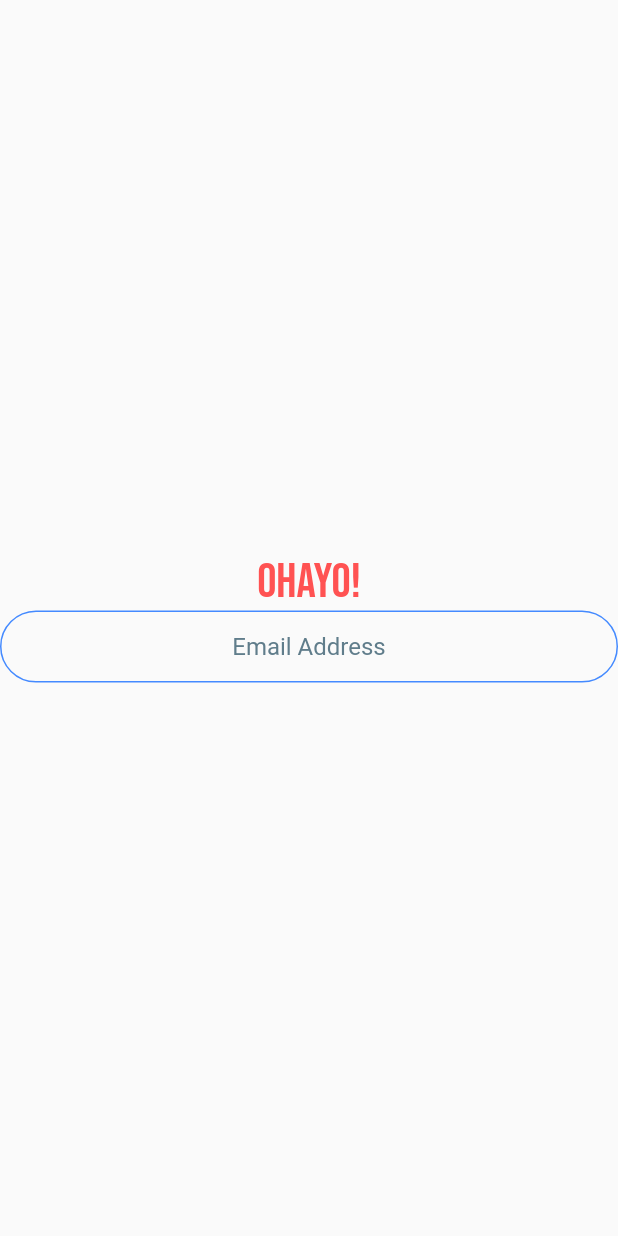
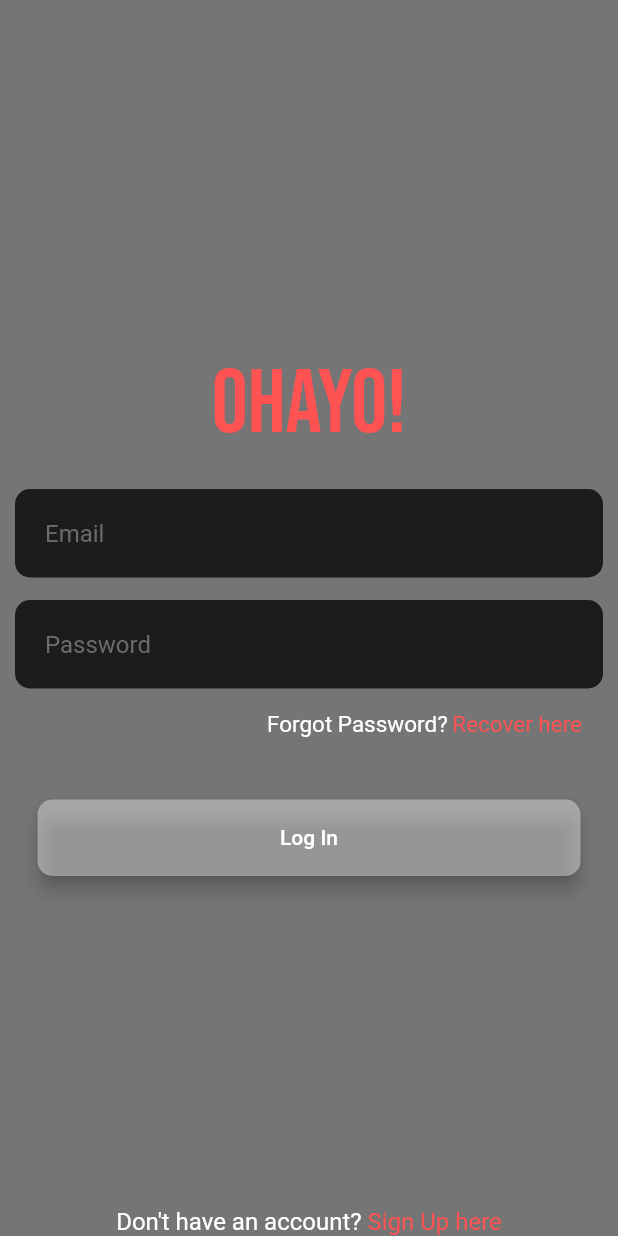
Before and after one commit to utsavmajhi/annaflix-Flutter, a Flutter app: the screen it shows after launch, on a phone screen of 412 x 824 dp. Run offline on Flutter 3.47's test engine with Material 2 defaults, Android fonts, the phone set to English and light mode, and no system bars; our stand-ins replace animated_text_kit, curved_navigation_bar, google_fonts.

Commit message:
login page ui complete

```diff
--- a/lib/LoginPage.dart
+++ b/lib/LoginPage.dart
@@ -3,8 +3,12 @@ import 'package:curved_navigation_bar/curved_navigation_bar.dart';
 import 'package:flutter/material.dart';
 import 'package:annaflix/HomePage.dart';
 import 'package:google_fonts/google_fonts.dart';
+import 'package:annaflix/constants.dart';
+import 'package:annaflix/rounded_button.dart';
+
 class LoginPage extends StatefulWidget {
   static String id='LoginPage';
+
   @override
   _WelcomePageState createState() => _WelcomePageState();
 }
@@ -34,47 +38,141 @@ class _WelcomePageState extends State<LoginPage> with SingleTickerProviderStateM
   }
   @override
   Widget build(BuildContext context) {
+
     return Scaffold(
-     // backgroundColor: Colors.black54,
-      body: Column(
+      backgroundColor: Colors.black54,
+      body: Stack(
+        children: <Widget>[
+          Positioned(
+            child: Column(
               mainAxisAlignment: MainAxisAlignment.center,
               crossAxisAlignment: CrossAxisAlignment.center,
               children: <Widget>[
                 Text(
                   'Ohayo!',
                   style: GoogleFonts.bebasNeue(
-                  fontSize: 32,
+                    fontSize: 60,
                     color: Colors.redAccent,
                   ),
                 ),
-
-          TextField(
+                SizedBox(
+                  height: 20,
+                ),
+                Container(
+                  padding: EdgeInsets.only(left: 10,right: 10),
+                  child: TextField(
+                    cursorColor: Color(0xFF6B6B6B),
                     keyboardType: TextInputType.emailAddress,
-
-            textAlign: TextAlign.center,
+                    textAlign: TextAlign.start,
                     onChanged: (value)
                     {
                       //get the email id
                     },
-            decoration: InputDecoration(
-              hintText: 'Email Address',
-                hintStyle:TextStyle(
-                  color:Colors.blueGrey,
+                    style: TextStyle(
+                      color: Colors.white54
                     ),
-              contentPadding:
-              EdgeInsets.symmetric(vertical: 10.0, horizontal: 20.0),
-              border: OutlineInputBorder(
-                borderRadius: BorderRadius.all(Radius.circular(32.0)),
-              ),
-              enabledBorder: OutlineInputBorder(
-                borderSide: BorderSide(color: Colors.blueAccent, width: 1.0),
-                borderRadius: BorderRadius.all(Radius.circular(32.0)),
+                    decoration: klogintextfieldstyle.copyWith(hintText: 'Email'),
+
                   ),
                 ),
+                SizedBox(
+                  height: 15,
+                ),
+                Container(
+                  padding: EdgeInsets.only(left: 10,right: 10),
+                  child: TextField(
+                    cursorColor: Color(0xFF6B6B6B),
+                    obscureText: true,
+                    textAlign: TextAlign.start,
+                    onChanged: (value)
+                    {
+                      //get the email id
+                    },
+                    style: TextStyle(
+                        color: Colors.white54
+                    ),
+                    decoration: klogintextfieldstyle.copyWith(hintText: 'Password'),
 
                   ),
+                ),
+                Container(
+                  padding: EdgeInsets.only(left:15,top:15,right: 24,bottom: 15),
+                  child: Row(
 
+                    mainAxisAlignment: MainAxisAlignment.end,
+                    children: <Widget>[
+                      Text(
+                        'Forgot Password?',
+                        style: TextStyle(
+                            color: Colors.white,
+                            fontSize: 15
+                        ),
+                      ),
+                      SizedBox(
+                        width: 3,
+                      ),
+                      GestureDetector(
+                        onTap: (){
+                          //if clicked on recover password
+
+                        },
+                        child: Text(
+                          'Recover here',
+                          style: TextStyle(
+                            color: Colors.redAccent,
+                            fontSize: 15,
+                          ),
+                        ),
+                      ),
                     ],
+                  ),
+                ),
+                SizedBox(
+                  height: 20,
+                ),
+                RoundedButton(title:'Log In',colour: Colors.white38,onPressed:(){
+                  //backend starts for checking login credentials
+
+                } ),
+              ],
+            ),
+          ),
+          Column(
+            mainAxisAlignment: MainAxisAlignment.end,
+
+            children: <Widget>[
+              Row(
+                mainAxisAlignment: MainAxisAlignment.center,
+                children: <Widget>[
+                  Text(
+                    'Don\'t have an account?',
+                    style: TextStyle(
+                      color:Colors.white,
+                      fontSize: 16,
+                    ),
+                  ),
+                  SizedBox(
+                    width: 4,
+                  ),
+                  GestureDetector(
+                    onTap: (){
+
+                    },
+                    child: Text(
+                      'Sign Up here',
+                      style: TextStyle(
+                        color: Colors.redAccent,
+                        fontSize: 16,
+
+                      ),
+                    ),
+                  )
+                ],
+              ),
+            ],
+          )
+        ],
+
       ),
     );
   }
--- /dev/null
+++ b/lib/constants.dart
@@ -0,0 +1,24 @@
+import 'package:annaflix/LoginPage.dart';
+import 'package:curved_navigation_bar/curved_navigation_bar.dart';
+import 'package:flutter/material.dart';
+import 'package:annaflix/HomePage.dart';
+import 'package:google_fonts/google_fonts.dart';
+
+const klogintextfieldstyle =InputDecoration(
+  hintText: 'Enter Value',
+  hintStyle:TextStyle(
+    color:Color(0xFF6B6B6B),
+  ),
+  contentPadding: EdgeInsets.symmetric(vertical: 20.0, horizontal: 20.0),
+
+  focusedBorder: OutlineInputBorder(
+    borderSide: BorderSide(color: Colors.transparent),
+    borderRadius: BorderRadius.all(Radius.circular(10.0)),
+  ),
+  enabledBorder: OutlineInputBorder(
+    borderSide: BorderSide(color: Colors.transparent),
+    borderRadius: BorderRadius.all(Radius.circular(10.0)),
+  ),
+  filled: true,
+  fillColor: Color(0xFF1B1C1B),
+);
--- /dev/null
+++ b/lib/rounded_button.dart
@@ -0,0 +1,30 @@
+import 'package:flutter/material.dart';
+
+class RoundedButton extends StatelessWidget {
+  RoundedButton({this.title,this.colour,@required this.onPressed});
+  final Color colour;
+  final String title;
+  final Function onPressed;
+  @override
+  Widget build(BuildContext context) {
+    return Padding(
+      padding: EdgeInsets.symmetric(horizontal: 25,vertical: 6),
+      child: Material(
+        elevation: 5.0,
+        color: colour,
+        borderRadius: BorderRadius.circular(10.0),
+        child: MaterialButton(
+          onPressed: onPressed,
+          minWidth: double.infinity,
+          height: 51.0,
+          child: Text(
+            title,
+            style: TextStyle(
+              color: Colors.white,
+            ),
+          ),
+        ),
+      ),
+    );
+  }
+}
--- a/pubspec.yaml
+++ b/pubspec.yaml
@@ -26,6 +26,7 @@ dependencies:
   curved_navigation_bar: ^0.3.2
   animated_text_kit: ^2.0.1
   google_fonts: ^1.1.0
+  rounded_loading_button: ^1.0.0
 
 
 dev_dependencies:
```
Also changed, not shown: pubspec.lock. Lines whose indentation alone changed are shown as unchanged.
